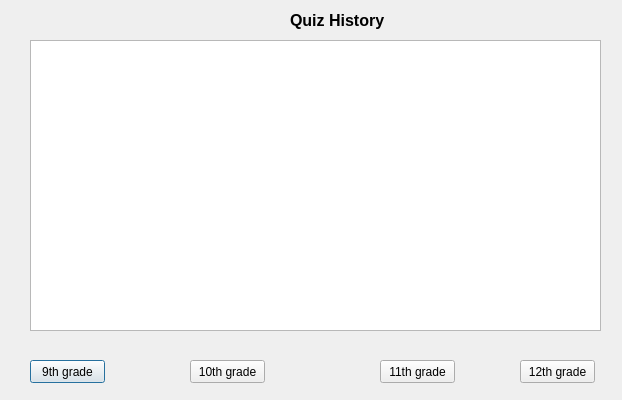
Above: InstaGrader/quizhistorywindow.ui from AcademyAutograder/Autograder-0.1 before the change. Below: the same form after it.
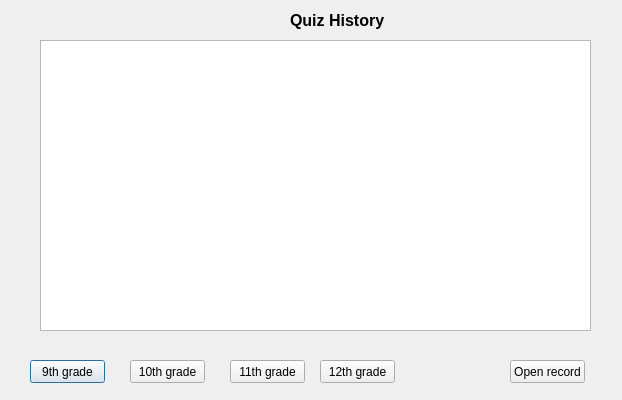
That is the form after the change.

The edit to the form file:
```diff
--- a/InstaGrader/quizhistorywindow.ui
+++ b/InstaGrader/quizhistorywindow.ui
@@ -33,16 +33,6 @@
     <string>Quiz History</string>
    </property>
   </widget>
-  <widget class="QTableView" name="tableView">
-   <property name="geometry">
-    <rect>
-     <x>30</x>
-     <y>40</y>
-     <width>571</width>
-     <height>291</height>
-    </rect>
-   </property>
-  </widget>
   <widget class="QPushButton" name="pushButton">
    <property name="geometry">
     <rect>
@@ -59,7 +49,7 @@
   <widget class="QPushButton" name="pushButton_2">
    <property name="geometry">
     <rect>
-     <x>190</x>
+     <x>130</x>
      <y>360</y>
      <width>75</width>
      <height>23</height>
@@ -72,7 +62,7 @@
   <widget class="QPushButton" name="pushButton_3">
    <property name="geometry">
     <rect>
-     <x>380</x>
+     <x>230</x>
      <y>360</y>
      <width>75</width>
      <height>23</height>
@@ -85,7 +75,7 @@
   <widget class="QPushButton" name="pushButton_4">
    <property name="geometry">
     <rect>
-     <x>520</x>
+     <x>320</x>
      <y>360</y>
      <width>75</width>
      <height>23</height>
@@ -95,6 +85,29 @@
     <string>12th grade</string>
    </property>
   </widget>
+  <widget class="QListView" name="listView">
+   <property name="geometry">
+    <rect>
+     <x>40</x>
+     <y>40</y>
+     <width>551</width>
+     <height>291</height>
+    </rect>
+   </property>
+  </widget>
+  <widget class="QPushButton" name="pushButton_5">
+   <property name="geometry">
+    <rect>
+     <x>510</x>
+     <y>360</y>
+     <width>75</width>
+     <height>23</height>
+    </rect>
+   </property>
+   <property name="text">
+    <string>Open record</string>
+   </property>
+  </widget>
  </widget>
  <resources/>
  <connections/>
```
